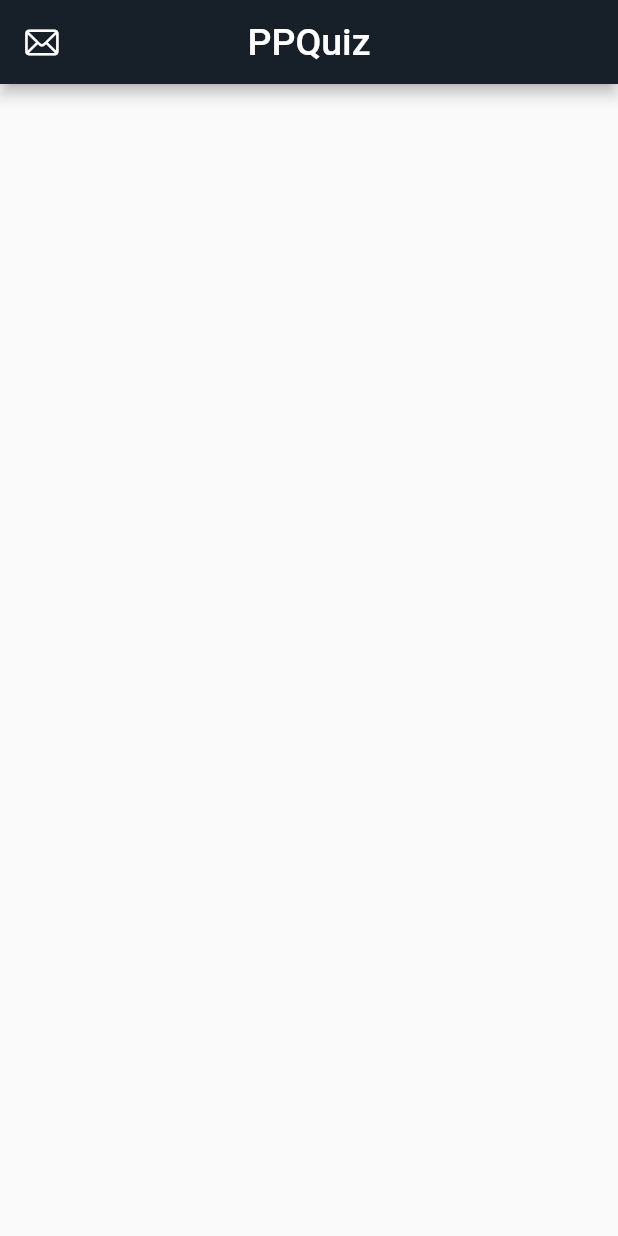
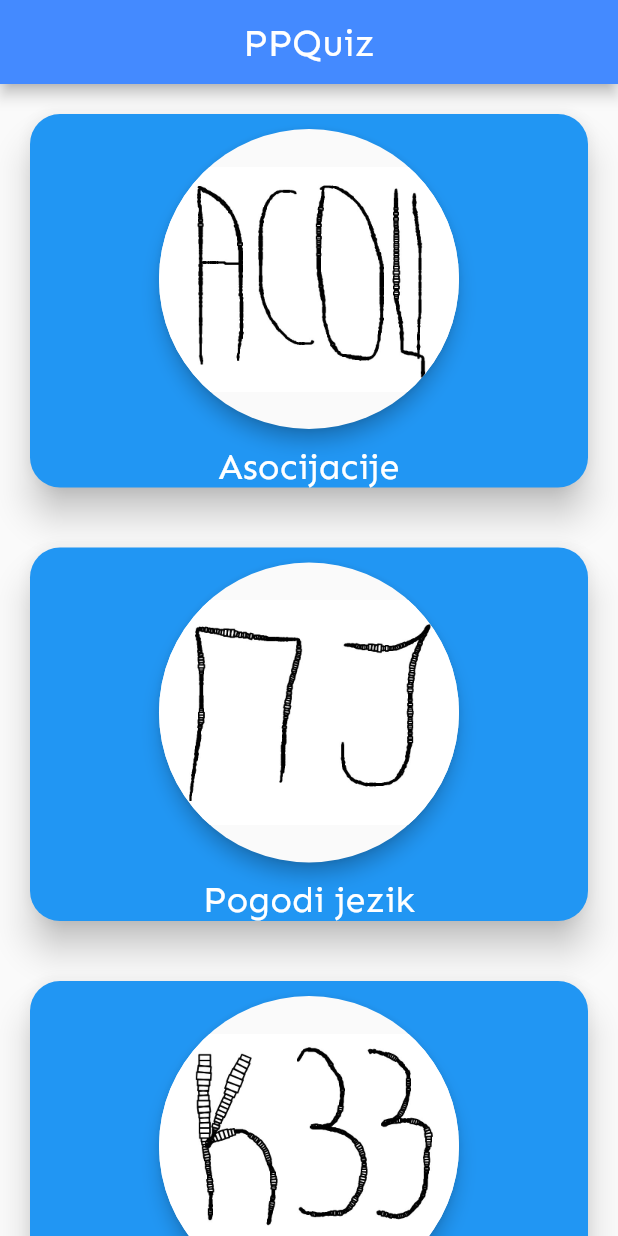
Before and after one commit to crnomarkovicm/2020_PPQuiz, a Flutter app: the screen it shows after launch, on a phone screen of 412 x 824 dp. Run offline on Flutter 3.47's test engine with Material 2 defaults, Android fonts, the phone set to English and light mode, and no system bars.

Commit message:
Dodate kartice igara

```diff
--- a/src/lib/home.dart
+++ b/src/lib/home.dart
@@ -1,5 +1,6 @@
 import 'package:flutter/material.dart';
 import 'package:flutter/cupertino.dart';
+import 'package:flutter/rendering.dart';
 
 class Home extends StatefulWidget {
   @override
@@ -7,13 +8,72 @@ class Home extends StatefulWidget {
 }
 
 class _HomeState extends State<Home> {
+  List<String> images = [
+    "assets/pictures/asoc.jpeg",
+    "assets/pictures/pj.jpeg",
+    "assets/pictures/kzz.jpeg",
+    "assets/pictures/nesto.jpeg",
+  ];
+
+  // Nakon splashscreen-a prikazuje se pocetni ekran na kom
+  // imamo mogucnost da izaberemo igru. Ovde pravimo jednu
+  // karticu na kojoj ce biti ispisan znak ili ime igre kako
+  // bi korisnik lako izabrao koju igru zeli.
+  Widget customcard(naziv_igre, logo_igre){
+    return Padding(
+      padding: EdgeInsets.all(
+        20.0,
+      ),
+      child: InkWell(
+        child: Material(
+          color: Colors.blue,
+          elevation: 10.0,
+          borderRadius: BorderRadius.circular(20.0),
+          child: Container(
+            child: Column(
+              children: <Widget>[
+                Padding(
+                  padding: EdgeInsets.symmetric(
+                    vertical: 10.0,
+                  ),
+                  child: Material(
+                    elevation: 5.0,
+                    borderRadius: BorderRadius.circular(100.0),
+                    child: Container(
+                      height: 200.0,
+                      width: 200.0,
+                      child: ClipOval(
+                        child: Image(
+                          image: AssetImage(
+                            logo_igre
+                          ),
+                        ),
+                      ),
+                    ),
+                  ),
+                ),
+                Center(
+                  child: Text(
+                    naziv_igre,
+                    style: TextStyle(
+                      fontSize: 24.0,
+                      color: Colors.white,
+                    ),
+                  ),
+                ),
+              ],
+            )
+          ),
+        ),
+      )
+    );
+  }
+
   @override
   Widget build(BuildContext context) {
     return Scaffold(
       appBar: AppBar(
-        leading: Icon(
-          CupertinoIcons.mail
-        ),
+        backgroundColor: Colors.blueAccent,
         centerTitle: true,
         title: Text(
           'PPQuiz',
@@ -21,6 +81,14 @@ class _HomeState extends State<Home> {
             fontSize: 25.0
           ),
         ),
+      ),
+      body: ListView(
+        children: <Widget>[
+          customcard("Asocijacije", images[0]),
+          customcard("Pogodi jezik", images[1]),
+          customcard("Ko zna zna", images[2]),
+          customcard("Jos jedna igra, smislicemo!", images[3]),
+        ],
       )
     );
   }
--- a/src/lib/main.dart
+++ b/src/lib/main.dart
@@ -13,6 +13,7 @@ class PPQuiz extends StatelessWidget{
       debugShowCheckedModeBanner: false,
       title: "PPQuiz",
       theme: ThemeData(
+        fontFamily: "Sen",
         primaryColor: QuizColors.primary.color,
         accentColor: QuizColors.secondary.color,
         cursorColor: QuizColors.primary.color,
--- a/src/pubspec.yaml
+++ b/src/pubspec.yaml
@@ -43,7 +43,10 @@ flutter:
 
   assets:
     - assets/pictures/pozadina.jpeg
-
+    - assets/pictures/kzz.jpeg
+    - assets/pictures/nesto.jpeg
+    - assets/pictures/asoc.jpeg
+    - assets/pictures/pj.jpeg
   # To add assets to your application, add an assets section, like this:
   # assets:
   #  - images/a_dot_burr.jpeg
```
Also changed, not shown: src/assets/pictures/asoc.jpeg (added), src/assets/pictures/kzz.jpeg (added), src/assets/pictures/nesto.jpeg (added), src/assets/pictures/pj.jpeg (added).
